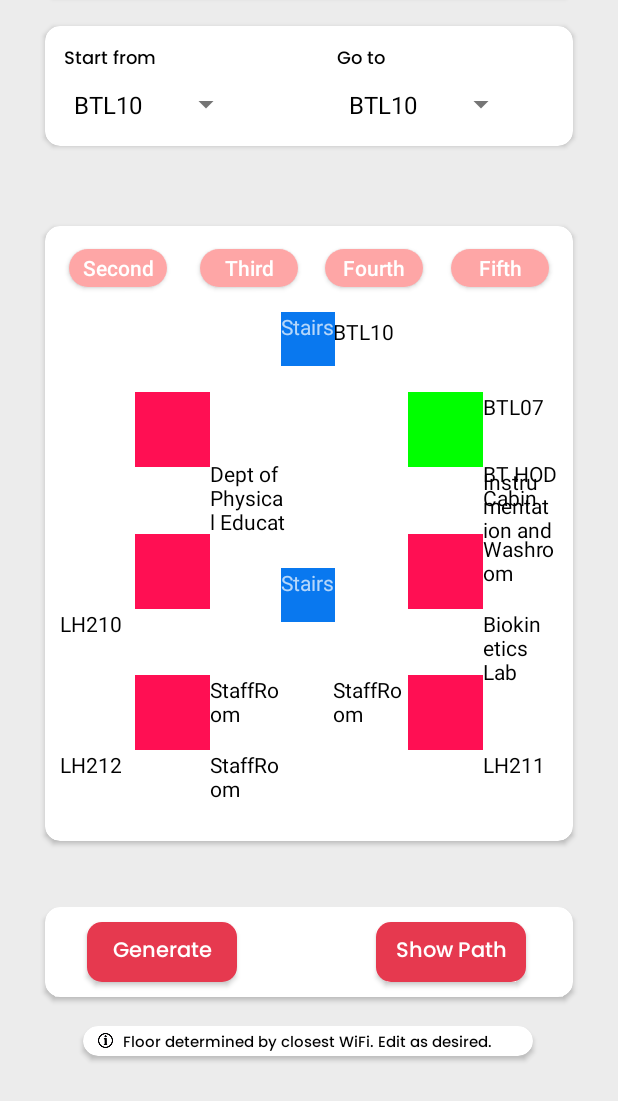
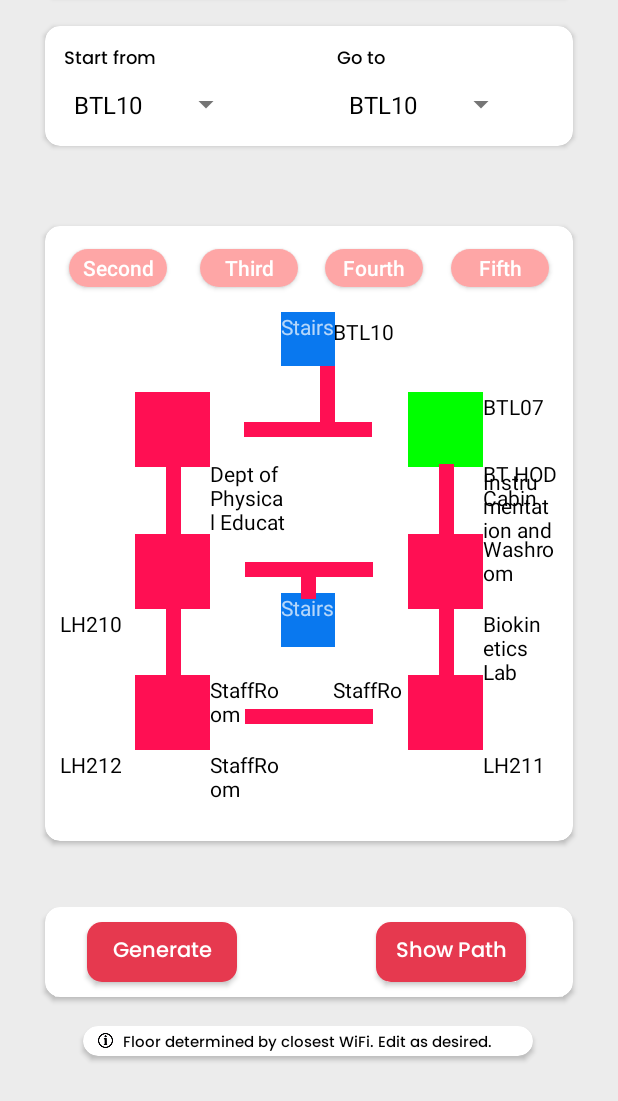
Before and after one commit to nagarajpandith/campus-compass, an Android app: the screen it shows after launch (ExploreActivity), on a phone screen of 412 x 824 dp, the part 135-1236 px from its top. Run offline under Robolectric (Android 15) with nearby library versions, the phone set to English and light mode, and no system bars.

Commit message:
feat: path lines

```diff
--- a/app/src/main/java/com/example/campuscompass/ExploreActivity.java
+++ b/app/src/main/java/com/example/campuscompass/ExploreActivity.java
@@ -167,6 +167,7 @@ public class ExploreActivity extends AppCompatActivity {
                     for (int j = 0; j < pills.length; j++) {
                         if (j == index) {
                             selectedLevel = index+2;
+                            pills[j].setBackgroundResource(R.drawable.selected_pill);
                                 Bundle bundle = new Bundle();
                                 bundle.putInt("level",selectedLevel);
                                 Floor f=new Floor();
--- a/app/src/main/res/layout/fragment_floor.xml
+++ b/app/src/main/res/layout/fragment_floor.xml
@@ -516,7 +516,118 @@
         app:layout_constraintHorizontal_bias="0.498"
         app:layout_constraintStart_toStartOf="parent"
         app:layout_constraintTop_toTopOf="parent"
-        app:layout_constraintVertical_bias="0.549" />
+        app:layout_constraintVertical_bias="0.601" />
+
+    <View
+        android:id="@+id/v1"
+        android:layout_width="85dp"
+        android:layout_height="10dp"
+        android:layout_marginTop="48dp"
+        android:background="#FF0F53"
+        app:layout_constraintBottom_toBottomOf="@id/Table5"
+        app:layout_constraintEnd_toEndOf="@+id/Table4"
+        app:layout_constraintHorizontal_bias="0.498"
+        app:layout_constraintStart_toStartOf="@id/Table5"
+        app:layout_constraintTop_toTopOf="@+id/Table4"
+        app:layout_constraintVertical_bias="0.239" />
+
+    <View
+        android:id="@+id/v4"
+        android:layout_width="10dp"
+        android:layout_height="50dp"
+        android:background="#FF0F53"
+        app:layout_constraintBottom_toBottomOf="@+id/Table0"
+        app:layout_constraintEnd_toEndOf="@+id/Table0"
+        app:layout_constraintHorizontal_bias="0.507"
+        app:layout_constraintStart_toStartOf="@id/Table5"
+        app:layout_constraintTop_toTopOf="@+id/Table5"
+        app:layout_constraintVertical_bias="0.503" />
+
+    <View
+        android:id="@+id/v6"
+        android:layout_width="10dp"
+        android:layout_height="50dp"
+        android:background="#FF0F53"
+        app:layout_constraintBottom_toBottomOf="@+id/Table1"
+        app:layout_constraintEnd_toEndOf="@+id/Table1"
+        app:layout_constraintHorizontal_bias="0.507"
+        app:layout_constraintStart_toStartOf="@id/Table5"
+        app:layout_constraintTop_toTopOf="@+id/Table0"
+        app:layout_constraintVertical_bias="0.496" />
+
+    <View
+        android:id="@+id/v7"
+        android:layout_width="10dp"
+        android:layout_height="50dp"
+        android:background="#FF0F53"
+        app:layout_constraintBottom_toBottomOf="@+id/Table2"
+        app:layout_constraintEnd_toEndOf="@+id/Table2"
+        app:layout_constraintHorizontal_bias="0.507"
+        app:layout_constraintStart_toStartOf="@+id/Table3"
+        app:layout_constraintTop_toTopOf="@+id/Table3"
+        app:layout_constraintVertical_bias="0.496" />
+
+    <View
+        android:id="@+id/v8"
+        android:layout_width="10dp"
+        android:layout_height="15dp"
+        android:background="#FF0F53"
+        app:layout_constraintBottom_toBottomOf="@+id/stairs1"
+        app:layout_constraintEnd_toEndOf="@+id/v2"
+        app:layout_constraintHorizontal_bias="0.254"
+        app:layout_constraintStart_toStartOf="@+id/stairs1"
+        app:layout_constraintTop_toTopOf="@+id/v2"
+        app:layout_constraintVertical_bias="0.227" />
+
+    <View
+        android:id="@+id/v5"
+        android:layout_width="10dp"
+        android:layout_height="50dp"
+        android:background="#FF0F53"
+        app:layout_constraintBottom_toBottomOf="@+id/Table3"
+        app:layout_constraintEnd_toEndOf="@+id/Table3"
+        app:layout_constraintHorizontal_bias="0.507"
+        app:layout_constraintStart_toStartOf="@+id/Table4"
+        app:layout_constraintTop_toTopOf="@+id/Table4"
+        app:layout_constraintVertical_bias="0.503" />
+
+    <View
+        android:id="@+id/v9"
+        android:layout_width="10dp"
+        android:layout_height="50dp"
+        android:layout_marginStart="50dp"
+        android:background="#FF0F53"
+        app:layout_constraintBottom_toBottomOf="@+id/v1"
+        app:layout_constraintEnd_toEndOf="@+id/stairs2"
+        app:layout_constraintHorizontal_bias="1.0"
+        app:layout_constraintStart_toEndOf="@+id/Table5"
+        app:layout_constraintStart_toStartOf="@+id/v1"
+        app:layout_constraintTop_toTopOf="@+id/stairs2"
+        app:layout_constraintVertical_bias="0.837" />
+
+    <View
+        android:id="@+id/v2"
+        android:layout_width="85dp"
+        android:layout_height="10dp"
+        android:background="#FF0F53"
+        app:layout_constraintBottom_toBottomOf="@+id/Table0"
+        app:layout_constraintEnd_toEndOf="@+id/Table3"
+        app:layout_constraintHorizontal_bias="0.501"
+        app:layout_constraintStart_toStartOf="@+id/Table0"
+        app:layout_constraintTop_toTopOf="@+id/Table3"
+        app:layout_constraintVertical_bias="0.492" />
+
+    <View
+        android:id="@+id/v3"
+        android:layout_width="85dp"
+        android:layout_height="10dp"
+        android:background="#FF0F53"
+        app:layout_constraintBottom_toBottomOf="@+id/Table1"
+        app:layout_constraintEnd_toEndOf="@+id/Table2"
+        app:layout_constraintHorizontal_bias="0.501"
+        app:layout_constraintStart_toStartOf="@+id/Table1"
+        app:layout_constraintTop_toTopOf="@+id/Table2"
+        app:layout_constraintVertical_bias="0.521" />
 
     <TextView
         android:id="@+id/stairs2"
```
